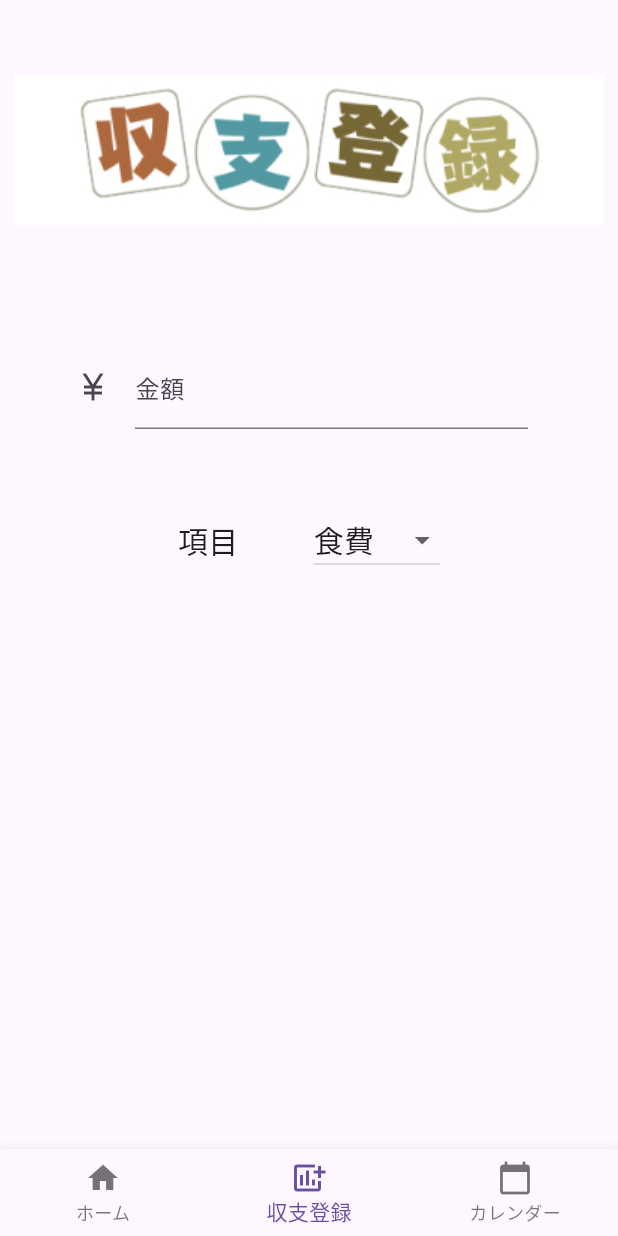
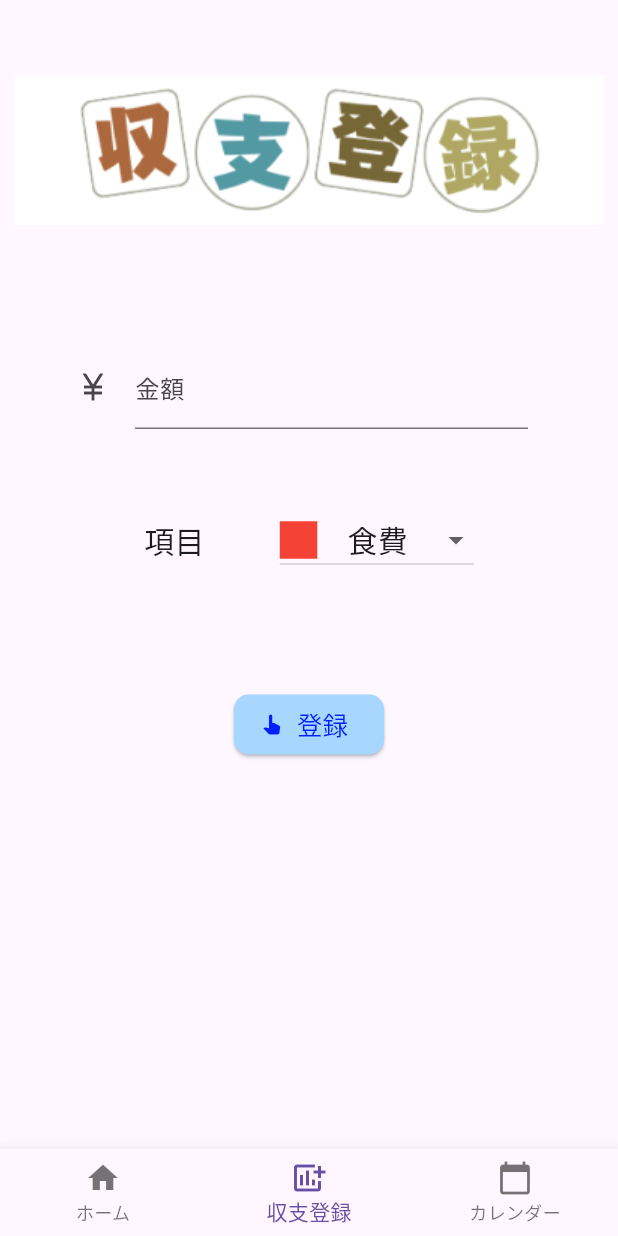
Before and after one commit to Ittalian/flutter_share_kakeibo, a Flutter app: the screen it shows after launch, item 2 of the bottom bar chosen, on a phone screen of 412 x 824 dp. Run offline on Flutter 3.47's test engine with Material 3 defaults, Android fonts, the phone set to English and light mode, and no system bars.

Commit message:
収支登録ページUI

```diff
--- a/lib/main.dart
+++ b/lib/main.dart
@@ -26,6 +26,7 @@ class MyHomePage extends StatefulWidget {
 
 class _MyHomePageState extends State<MyHomePage> {
   var _selectIndex = 0;
+  var pullDownText = "";
 
   final _pages = <Widget>[
     Column(children: [
@@ -54,9 +55,7 @@ class _MyHomePageState extends State<MyHomePage> {
         ),
       ),
       const Padding(padding: EdgeInsets.only(top: 50)),
-      const Row(
-        mainAxisAlignment: MainAxisAlignment.center,
-        children: [
+      const Row(mainAxisAlignment: MainAxisAlignment.center, children: [
         Text(
           '項目',
           style: TextStyle(
@@ -65,7 +64,30 @@ class _MyHomePageState extends State<MyHomePage> {
         ),
         SizedBox(width: 50),
         DropdownButtonMenu(),
-      ])
+      ]),
+      const Padding(padding: EdgeInsets.only(top: 75)),
+      ElevatedButton.icon(
+        onPressed: () {
+
+        },
+        icon: const Icon(
+          Icons.pan_tool_alt,
+          color: Color.fromARGB(255, 0, 30, 255),
+        ),
+        label: const Text(
+          '登録',
+          style: TextStyle(
+            fontSize: 17,
+            color: Color.fromARGB(255, 0, 30, 255),
+          ),
+        ),
+        style: TextButton.styleFrom(
+          backgroundColor: const Color.fromARGB(255, 167, 215, 254),
+          shape: RoundedRectangleBorder(
+            borderRadius: BorderRadius.circular(10.0),
+          ),
+        ),
+      ),
     ]),
     Column(children: [
       Container(
@@ -114,37 +136,64 @@ class _DropdownButtonMenuState extends State<DropdownButtonMenu> {
   @override
   Widget build(BuildContext context) {
     return DropdownButton(
-      items: const[
+      items: [
         DropdownMenuItem(
           value: '食費',
-          child: Text(
+          child: Row(children: [
+            Container(
+              width: 25,
+              height: 25,
+              color: Colors.red,
+            ),
+            const Padding(padding: EdgeInsets.only(left: 20)),
+            const Text(
               '食費',
               style: TextStyle(
                 fontSize: 20,
               ),
             ),
+          ]),
         ),
         DropdownMenuItem(
           value: '遊び',
-          child: Text(
+          child: Row(
+            children: [
+              Container(
+                width: 25,
+                height: 25,
+                color: const Color(0xFFFFAE35),
+              ),
+              const Padding(padding: EdgeInsets.only(left: 20)),
+              const Text(
                 '遊び',
                 style: TextStyle(
                   fontSize: 20,
                 ),
               ),
+            ],
+          ),
         ),
         DropdownMenuItem(
           value: '生活費',
-          child: Text(
+          child: Row(children: [
+            Container(
+              width: 25,
+              height: 25,
+              color: const Color(0xFFFDD609),
+            ),
+            const Padding(padding: EdgeInsets.only(left: 20)),
+            const Text(
               '生活費',
               style: TextStyle(
                 fontSize: 20,
               ),
             ),
+          ]),
         ),
       ],
       value: isSelectedValue,
       onChanged: (String? value) {
+        _MyHomePageState().pullDownText = isSelectedValue;
         setState(() {
           isSelectedValue = value!;
         });
```
Lines whose indentation alone changed are shown as unchanged.
